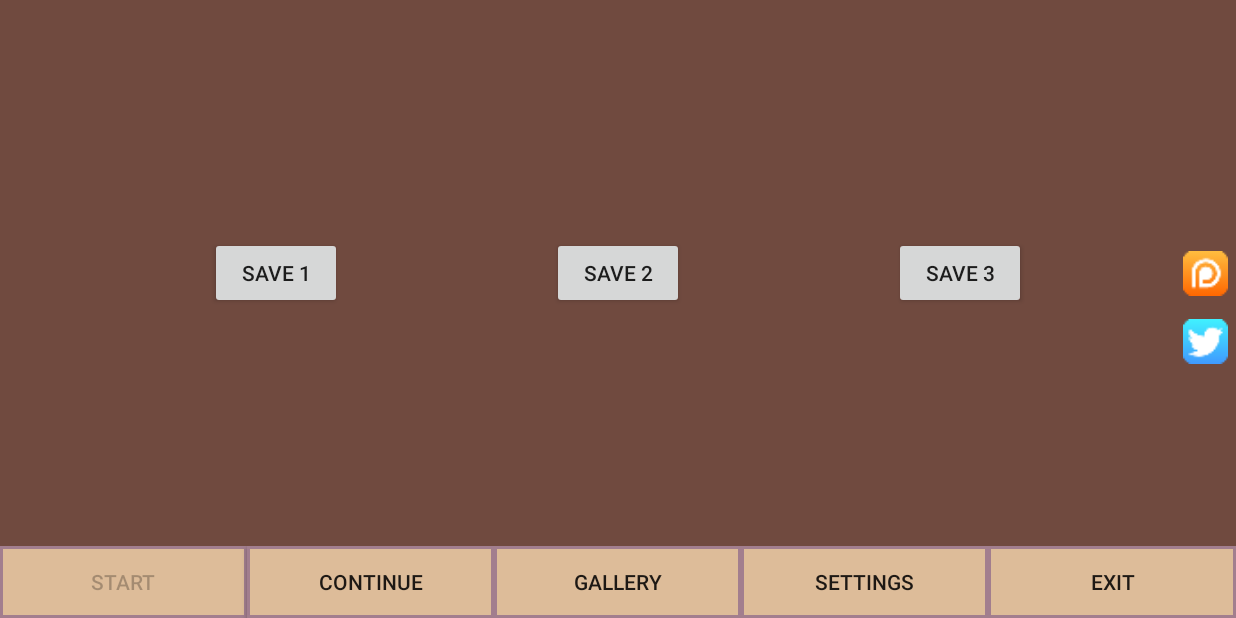
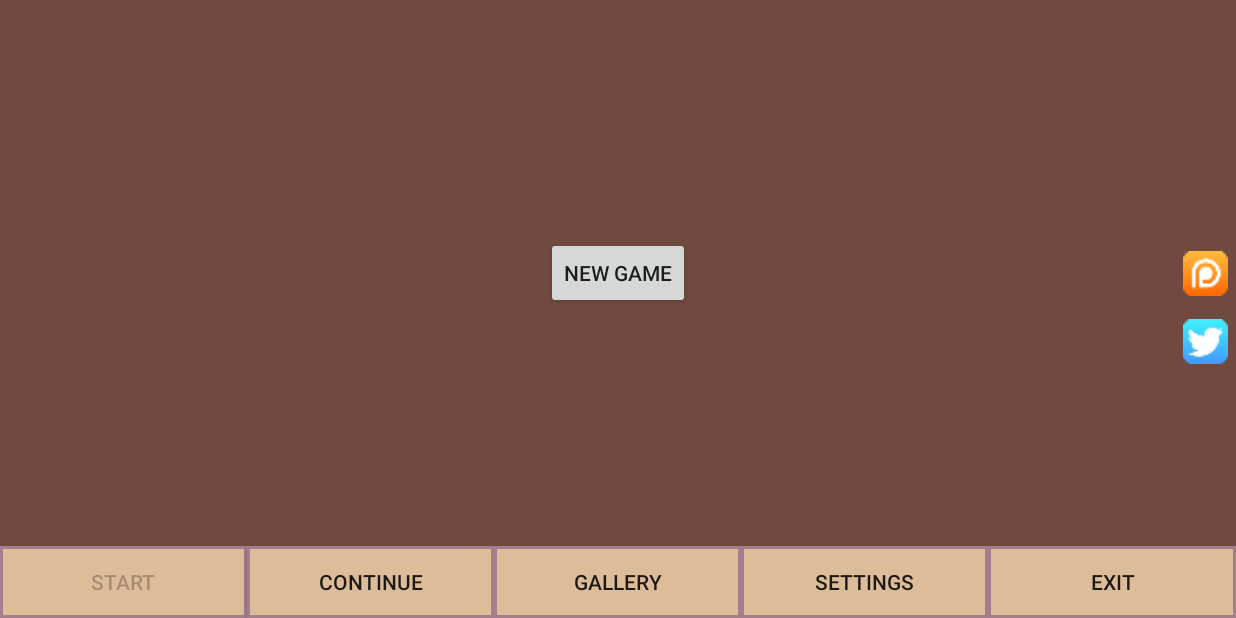
Before and after one commit to idvera77/Cosplay-Triple-Date, an Android app: the GameStartFragment screen opened directly, with no data from a screen before it, after a tap on "START", on a phone screen of 824 x 412 dp (held sideways). Run offline under Robolectric (Android 15) with nearby library versions, the phone set to English and light mode, and no system bars; 1 other tap on this screen came first.

Commit message:
disableButtons, new fragment and activity game

```diff
--- a/app/src/main/java/com/mystra77/visualnovel/HomeActivity.java
+++ b/app/src/main/java/com/mystra77/visualnovel/HomeActivity.java
@@ -1,6 +1,7 @@
 package com.mystra77.visualnovel;
 
 import androidx.appcompat.app.AppCompatActivity;
+import androidx.fragment.app.Fragment;
 import androidx.fragment.app.FragmentTransaction;
 
 import android.app.AlertDialog;
@@ -11,6 +12,7 @@ import android.database.sqlite.SQLiteDatabase;
 import android.net.Uri;
 import android.os.Bundle;
 
+import android.os.Handler;
 import android.view.View;
 import android.view.Window;
 import android.view.WindowManager;
@@ -22,52 +24,62 @@ import com.mystra77.visualnovel.fragments.GalleryFragment;
 import com.mystra77.visualnovel.fragments.GameStartFragment;
 import com.mystra77.visualnovel.fragments.SettingsFragment;
 
+import java.util.ArrayList;
+
 
 public class HomeActivity extends AppCompatActivity {
     private int unlockImageGallery;
     private Button btnStart, btnContinue, btnGallery, btnSettings;
+    private ArrayList<Button> arrayButtons;
+    private GameStartFragment gameStartFragment;
+    private ContinueFragment continueFragment;
+    private GalleryFragment galleryFragment;
+    private SettingsFragment settingsFragment;
+    private FragmentTransaction transaction;
+    private Handler handler;
 
     @Override
     protected void onCreate(Bundle savedInstanceState) {
         super.onCreate(savedInstanceState);
 
-        //Delete Status Bar
+        //Delete Status Bar and Animation
         requestWindowFeature(Window.FEATURE_NO_TITLE);
         this.getWindow().setFlags(WindowManager.LayoutParams.FLAG_FULLSCREEN, WindowManager.LayoutParams.FLAG_FULLSCREEN);
-
-        //
         overridePendingTransition(R.anim.fade_in, R.anim.fade_out);
         setContentView(R.layout.activity_home);
 
-        //First Fragment
-        GameStartFragment fragment = new GameStartFragment();
-        FragmentTransaction transaction = getSupportFragmentManager().beginTransaction();
-        transaction.replace(R.id.frameZoneFragment, fragment);
-        transaction.addToBackStack(null);
-        transaction.commit();
+        //Start Fragment
+        gameStartFragment = new GameStartFragment();
+        continueFragment = new ContinueFragment();
+        galleryFragment = new GalleryFragment();
+        settingsFragment = new SettingsFragment();
+
+        activeFragment(gameStartFragment);
 
         //Open database
         MyOpenHelper moh = new MyOpenHelper(this);
         SQLiteDatabase database = moh.getWritableDatabase();
 
-        moh.saveGame(database, 1, 0, 0,0,0,0);
+        moh.saveGame(database, 1, 0, 0, 0, 0, 0);
+
 
         btnStart = this.findViewById(R.id.btnStartGame);
-        btnStart.setEnabled(false);
         btnContinue = this.findViewById(R.id.btnContinue);
         btnGallery = this.findViewById(R.id.btnGallery);
         btnSettings = this.findViewById(R.id.btnSettings);
+        btnStart.setEnabled(false);
+
+        arrayButtons = new ArrayList<Button>();
+        arrayButtons.add(btnStart);
+        arrayButtons.add(btnContinue);
+        arrayButtons.add(btnGallery);
+        arrayButtons.add(btnSettings);
 
     }
 
     public void Start(final View view) {
         disableButton(btnStart);
-        GameStartFragment fragment = new GameStartFragment();
-        FragmentTransaction transaction = getSupportFragmentManager().beginTransaction();
-        transaction.setCustomAnimations(R.anim.enter_from_right, R.anim.exit_to_left, R.anim.enter_from_left, R.anim.exit_to_right);
-        transaction.replace(R.id.frameZoneFragment, fragment);
-        transaction.addToBackStack(null);
-        transaction.commit();
+        activeFragment(gameStartFragment);
 
 
         /*
@@ -87,34 +99,19 @@ public class HomeActivity extends AppCompatActivity {
 
     public void Continue(View view) {
         disableButton(btnContinue);
-        ContinueFragment fragment = new ContinueFragment();
-        FragmentTransaction transaction = getSupportFragmentManager().beginTransaction();
-        transaction.setCustomAnimations(R.anim.enter_from_right, R.anim.exit_to_left, R.anim.enter_from_left, R.anim.exit_to_right);
-        transaction.replace(R.id.frameZoneFragment, fragment);
-        transaction.addToBackStack(null);
-        transaction.commit();
+        activeFragment(continueFragment);
     }
 
     public void Gallery(View view) {
         disableButton(btnGallery);
-        GalleryFragment fragment = new GalleryFragment();
-        FragmentTransaction transaction = getSupportFragmentManager().beginTransaction();
-        transaction.setCustomAnimations(R.anim.enter_from_right, R.anim.exit_to_left, R.anim.enter_from_left, R.anim.exit_to_right);
-        transaction.replace(R.id.frameZoneFragment, fragment);
-        transaction.addToBackStack(null);
-        transaction.commit();
+        activeFragment(galleryFragment);
         unlockImageGallery++;
 
     }
 
     public void Settings(View view) {
         disableButton(btnSettings);
-        SettingsFragment fragment = new SettingsFragment();
-        FragmentTransaction transaction = getSupportFragmentManager().beginTransaction();
-        transaction.setCustomAnimations(R.anim.enter_from_right, R.anim.exit_to_left, R.anim.enter_from_left, R.anim.exit_to_right);
-        transaction.replace(R.id.frameZoneFragment, fragment);
-        transaction.addToBackStack(null);
-        transaction.commit();
+        activeFragment(settingsFragment);
     }
 
     public void Exit(View view) {
@@ -163,29 +160,38 @@ public class HomeActivity extends AppCompatActivity {
                 .show();
     }
 
+    public void disableButton(Button button) {
+        final Button lockButton = button;
+        for (Button buttonPosition : arrayButtons) {
+            buttonPosition.setEnabled(false);
+        }
+        handler = new Handler();
+        handler.postDelayed(new Runnable() {
+            public void run() {
+                for (Button buttonPosition : arrayButtons) {
+                    buttonPosition.setEnabled(true);
+                }
+                lockButton.setEnabled(false);
+            }
+        }, 1300);
+    }
+
+    public void activeFragment(Fragment fragment) {
+        transaction = getSupportFragmentManager().beginTransaction();
+        transaction.setCustomAnimations(R.anim.enter_from_right, R.anim.exit_to_left, R.anim.enter_from_left, R.anim.exit_to_right);
+        transaction.replace(R.id.frameZoneFragment, fragment);
+        transaction.addToBackStack(null);
+        transaction.commit();
+    }
+
     @Override
     public void onBackPressed() {
 
     }
 
-    public void disableButton(Button button){
-        btnStart.setEnabled(true);
-        btnContinue.setEnabled(true);
-        btnGallery.setEnabled(true);
-        btnSettings.setEnabled(true);
-        btnStart.setEnabled(true);
-        btnStart.setEnabled(true);
-        if(button == btnStart){
-            btnStart.setEnabled(false);
-        }
-        if(button == btnContinue){
-            btnContinue.setEnabled(false);
-        }
-        if(button == btnGallery){
-            btnGallery.setEnabled(false);
-        }
-        if(button == btnSettings){
-            btnSettings.setEnabled(false);
-        }
+    @Override
+    protected void onDestroy() {
+        handler.removeCallbacks(null);
+        super.onDestroy();
     }
 }
--- a/app/src/main/java/com/mystra77/visualnovel/fragments/ContinueFragment.java
+++ b/app/src/main/java/com/mystra77/visualnovel/fragments/ContinueFragment.java
@@ -12,9 +12,6 @@ import android.view.ViewGroup;
 import com.mystra77.visualnovel.R;
 
 
-/**
- * A simple {@link Fragment} subclass.
- */
 public class ContinueFragment extends Fragment {
 
 
--- a/app/src/main/java/com/mystra77/visualnovel/fragments/GalleryFragment.java
+++ b/app/src/main/java/com/mystra77/visualnovel/fragments/GalleryFragment.java
@@ -19,25 +19,18 @@ import com.mystra77.visualnovel.R;
 import java.util.ArrayList;
 
 
-/**
- * A simple {@link Fragment} subclass.
- */
 public class GalleryFragment extends Fragment {
-    HomeActivity activity;
-    View view;
-    ArrayList<Integer> galleryArrayList;
-    ImageView image0, image1, image2, image3, image4, image5, image6, image7;
-    int unlockImage;
+    private HomeActivity activity;
+    private View view;
+    private ArrayList<Integer> galleryArrayList;
+    private ImageView image0, image1, image2, image3, image4, image5, image6, image7;
 
     public GalleryFragment() {
         // Required empty public constructor
     }
 
-
     @Override
-    public View onCreateView(LayoutInflater inflater, ViewGroup container,
-                             Bundle savedInstanceState) {
-
+    public View onCreateView(LayoutInflater inflater, ViewGroup container, Bundle savedInstanceState) {
         activity = (HomeActivity) getActivity();
         view = inflater.inflate(R.layout.fragment_gallery, container, false);
 
@@ -69,7 +62,7 @@ public class GalleryFragment extends Fragment {
         galleryArrayList.add(R.mipmap.shiranui);
         galleryArrayList.add(R.mipmap.selfie);
 
-        if (activity.unlockGallery() >= 1){
+        if (activity.unlockGallery() >= 1) {
             image0.setImageResource(galleryArrayList.get(0));
             image0.setOnClickListener(new View.OnClickListener() {
                 @Override
@@ -78,7 +71,7 @@ public class GalleryFragment extends Fragment {
                 }
             });
         }
-        if (activity.unlockGallery() >= 2){
+        if (activity.unlockGallery() >= 2) {
             image1.setImageResource(galleryArrayList.get(1));
             image1.setOnClickListener(new View.OnClickListener() {
                 @Override
@@ -87,7 +80,7 @@ public class GalleryFragment extends Fragment {
                 }
             });
         }
-        if (activity.unlockGallery() >= 3){
+        if (activity.unlockGallery() >= 3) {
             image2.setImageResource(galleryArrayList.get(2));
             image2.setOnClickListener(new View.OnClickListener() {
                 @Override
@@ -97,7 +90,7 @@ public class GalleryFragment extends Fragment {
                 }
             });
         }
-        if (activity.unlockGallery() >= 4){
+        if (activity.unlockGallery() >= 4) {
             image3.setImageResource(galleryArrayList.get(3));
             image3.setOnClickListener(new View.OnClickListener() {
                 @Override
@@ -107,7 +100,7 @@ public class GalleryFragment extends Fragment {
                 }
             });
         }
-        if (activity.unlockGallery() >= 5){
+        if (activity.unlockGallery() >= 5) {
             image4.setImageResource(galleryArrayList.get(4));
             image4.setOnClickListener(new View.OnClickListener() {
                 @Override
@@ -117,7 +110,7 @@ public class GalleryFragment extends Fragment {
                 }
             });
         }
-        if (activity.unlockGallery() >= 6){
+        if (activity.unlockGallery() >= 6) {
             image5.setImageResource(galleryArrayList.get(5));
             image5.setOnClickListener(new View.OnClickListener() {
                 @Override
@@ -127,7 +120,7 @@ public class GalleryFragment extends Fragment {
                 }
             });
         }
-        if (activity.unlockGallery() >= 7){
+        if (activity.unlockGallery() >= 7) {
             image6.setImageResource(galleryArrayList.get(6));
             image6.setOnClickListener(new View.OnClickListener() {
                 @Override
@@ -137,7 +130,7 @@ public class GalleryFragment extends Fragment {
                 }
             });
         }
-        if (activity.unlockGallery() >= 8){
+        if (activity.unlockGallery() >= 8) {
             image7.setImageResource(galleryArrayList.get(7));
             image7.setOnClickListener(new View.OnClickListener() {
                 @Override
--- a/app/src/main/java/com/mystra77/visualnovel/fragments/GameStartFragment.java
+++ b/app/src/main/java/com/mystra77/visualnovel/fragments/GameStartFragment.java
@@ -1,6 +1,7 @@
 package com.mystra77.visualnovel.fragments;
 
 
+import android.content.Intent;
 import android.os.Bundle;
 
 import androidx.fragment.app.Fragment;
@@ -8,14 +9,17 @@ import androidx.fragment.app.Fragment;
 import android.view.LayoutInflater;
 import android.view.View;
 import android.view.ViewGroup;
+import android.widget.Button;
 
+import com.mystra77.visualnovel.Game;
+import com.mystra77.visualnovel.HomeActivity;
 import com.mystra77.visualnovel.R;
 
-/**
- * A simple {@link Fragment} subclass.
- */
+
 public class GameStartFragment extends Fragment {
-
+    private HomeActivity activity;
+    private View view;
+    private Button newGame;
 
     public GameStartFragment() {
         // Required empty public constructor
@@ -23,10 +27,19 @@ public class GameStartFragment extends Fragment {
 
 
     @Override
-    public View onCreateView(LayoutInflater inflater, ViewGroup container,
-                             Bundle savedInstanceState) {
-        // Inflate the layout for this fragment
-        return inflater.inflate(R.layout.fragment_game_start, container, false);
+    public View onCreateView(LayoutInflater inflater, ViewGroup container, Bundle savedInstanceState) {
+        activity = (HomeActivity) getActivity();
+        view = inflater.inflate(R.layout.fragment_game_start, container, false);
+
+        newGame = view.findViewById(R.id.btnNewGame);
+
+        newGame.setOnClickListener(new View.OnClickListener() {
+            @Override
+            public void onClick(View view) {
+                startActivity(new Intent(getContext(), Game.class));
+            }
+        });
+        return view;
     }
 
 }
--- a/app/src/main/java/com/mystra77/visualnovel/fragments/SettingsFragment.java
+++ b/app/src/main/java/com/mystra77/visualnovel/fragments/SettingsFragment.java
@@ -12,9 +12,6 @@ import android.view.ViewGroup;
 import com.mystra77.visualnovel.R;
 
 
-/**
- * A simple {@link Fragment} subclass.
- */
 public class SettingsFragment extends Fragment {
 
 
--- a/app/src/main/res/layout/fragment_game_start.xml
+++ b/app/src/main/res/layout/fragment_game_start.xml
@@ -2,40 +2,18 @@
 <androidx.constraintlayout.widget.ConstraintLayout xmlns:android="http://schemas.android.com/apk/res/android"
     xmlns:app="http://schemas.android.com/apk/res-auto"
     xmlns:tools="http://schemas.android.com/tools"
+    android:id="@+id/gameStartConstraintLayout"
     android:layout_width="match_parent"
     android:layout_height="match_parent"
-    tools:context=".fragments.GameStartFragment">
+    tools:context=".fragments.GameStartFragment" >
 
     <Button
-        android:id="@+id/button2"
+        android:id="@+id/btnNewGame"
         android:layout_width="wrap_content"
         android:layout_height="wrap_content"
-        android:text="@string/save2"
+        android:text="@string/newGame"
         app:layout_constraintBottom_toBottomOf="parent"
-        app:layout_constraintEnd_toStartOf="@+id/button3"
-        app:layout_constraintHorizontal_bias="0.5"
-        app:layout_constraintStart_toEndOf="@+id/button"
-        app:layout_constraintTop_toTopOf="parent" />
-
-    <Button
-        android:id="@+id/button"
-        android:layout_width="wrap_content"
-        android:layout_height="wrap_content"
-        android:text="@string/save1"
-        app:layout_constraintBottom_toBottomOf="parent"
-        app:layout_constraintEnd_toStartOf="@+id/button2"
-        app:layout_constraintHorizontal_bias="0.5"
+        app:layout_constraintEnd_toEndOf="parent"
         app:layout_constraintStart_toStartOf="parent"
         app:layout_constraintTop_toTopOf="parent" />
-
-    <Button
-        android:id="@+id/button3"
-        android:layout_width="wrap_content"
-        android:layout_height="wrap_content"
-        android:text="@string/save3"
-        app:layout_constraintBottom_toBottomOf="parent"
-        app:layout_constraintEnd_toEndOf="parent"
-        app:layout_constraintHorizontal_bias="0.5"
-        app:layout_constraintStart_toEndOf="@+id/button2"
-        app:layout_constraintTop_toTopOf="parent" />
 </androidx.constraintlayout.widget.ConstraintLayout>
--- a/app/src/main/res/values/strings.xml
+++ b/app/src/main/res/values/strings.xml
@@ -1,5 +1,6 @@
 <resources>
     <string name="app_name">Mystra77VN</string>
+    <string name="newGame">New Game</string>
     <string name="exit">Exit</string>
     <string name="exitQuestion">do you really want to exit?</string>
     <string name="moveToPatreon">^_^ move to Patreon?</string>
```
Also changed, not shown: app/src/main/java/com/mystra77/visualnovel/Game.java (+13 -0 lines), app/src/main/java/com/mystra77/visualnovel/LoadScreen.java (+2 -6 lines), app/src/main/java/com/mystra77/visualnovel/LoadingScreenAnimation.java (+4 -5 lines), app/src/main/res/layout/activity_game.xml (+33 -0 lines).
